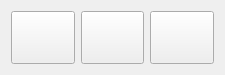
The window that ProgramaPrincipal/FrontEnd/designer/botonera.ui (grupo-1-ASSD-E2/ASSD-TP2) describes before a commit, drawn with Qt 5.
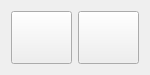
The same window after the commit. Icons and pictures are not drawn.

What changed in the file:
```diff
--- a/ProgramaPrincipal/FrontEnd/designer/botonera.ui
+++ b/ProgramaPrincipal/FrontEnd/designer/botonera.ui
@@ -6,7 +6,7 @@
    <rect>
     <x>0</x>
     <y>0</y>
-    <width>225</width>
+    <width>150</width>
     <height>75</height>
    </rect>
   </property>
@@ -20,32 +20,6 @@
    <string>Form</string>
   </property>
   <layout class="QHBoxLayout" name="horizontalLayout">
-   <item>
-    <widget class="QPushButton" name="pause">
-     <property name="sizePolicy">
-      <sizepolicy hsizetype="Minimum" vsizetype="Preferred">
-       <horstretch>0</horstretch>
-       <verstretch>0</verstretch>
-      </sizepolicy>
-     </property>
-     <property name="styleSheet">
-      <string notr="true">:active{
-	border-image:url(:/botones/assets/buttons/pause.png) 0 0 0 0;
-}
-
-:checked{
-	border-image:url(:/botones/assets/buttons/pause_on.png) 0 0 0 0;
-}
-</string>
-     </property>
-     <property name="text">
-      <string/>
-     </property>
-     <property name="checkable">
-      <bool>true</bool>
-     </property>
-    </widget>
-   </item>
    <item>
     <widget class="QPushButton" name="play">
      <property name="sizePolicy">
```
